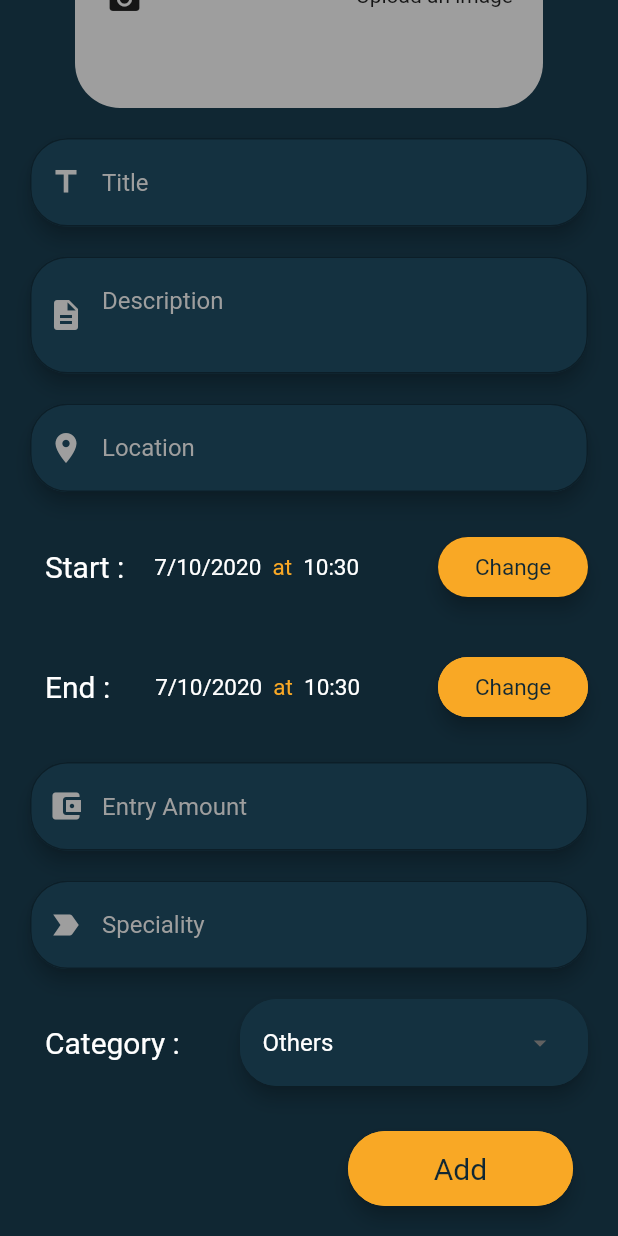
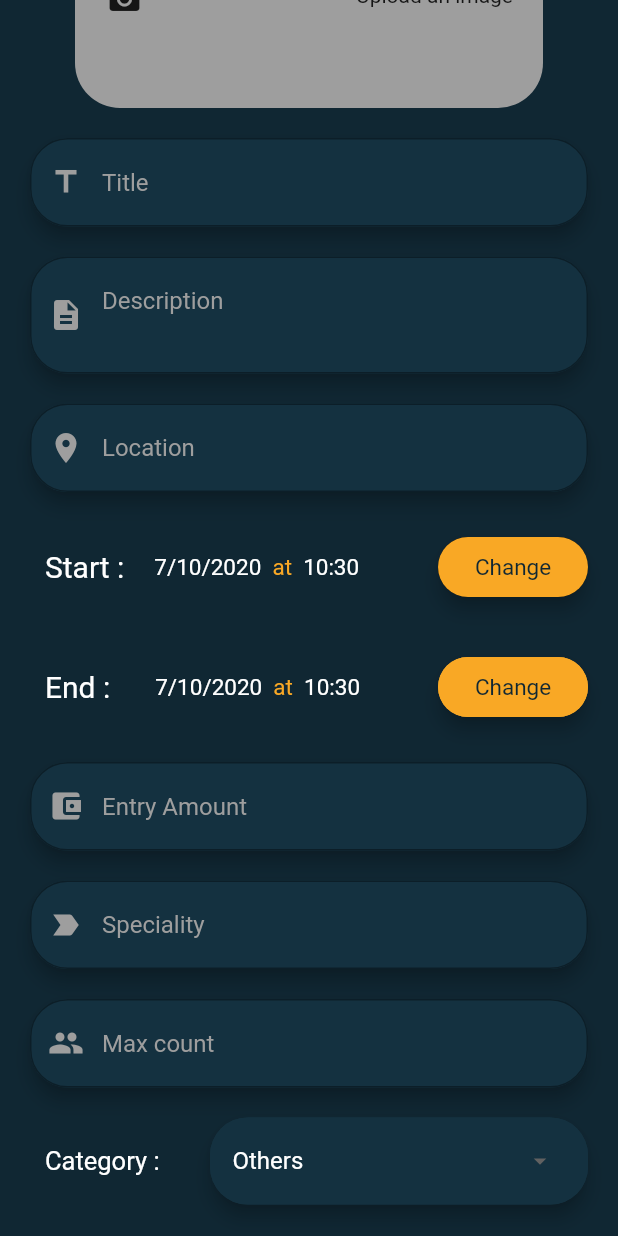
Before and after one commit to khushijashnani/Happenings, a Flutter app: the EventForm screen opened directly, scrolled down 163 dp, on a phone screen of 412 x 824 dp. Run offline on Flutter 3.47's test engine with Material 2 defaults, Android fonts, the phone set to English and light mode, and no system bars; our stand-ins replace auto_size_text, bottom_navy_bar, bubble_tab_indicator, charts_flutter, dotted_border, firebase_storage and 7 more; missing offline and left inert: firebase_ml_vision; accounts and stored records are empty.

Commit message:
Minor changes

```diff
--- a/Frontend/lib/eventform.dart
+++ b/Frontend/lib/eventform.dart
@@ -1,6 +1,7 @@
 import 'dart:convert';
 import 'dart:io';
 import 'package:firebase_storage/firebase_storage.dart';
+import 'package:flutter/services.dart';
 import 'package:fluttertoast/fluttertoast.dart';
 import 'package:google_fonts/google_fonts.dart';
 import 'package:http/http.dart' as http;
@@ -26,6 +27,7 @@ class _EventFormState extends State<EventForm> {
   TextEditingController title;
   TextEditingController desc;
   TextEditingController entryamount;
+  TextEditingController maxCount;
   DateTime startDate;
   DateTime endDate;
   TimeOfDay startTime;
@@ -48,6 +50,7 @@ class _EventFormState extends State<EventForm> {
       endDate = DateTime.now();
       title = TextEditingController();
       desc = TextEditingController();
+      maxCount = TextEditingController();
       location = TextEditingController();
       category = "Others";
       speciality = TextEditingController();
@@ -55,7 +58,7 @@ class _EventFormState extends State<EventForm> {
       startTime = TimeOfDay.now();
       endTime = TimeOfDay.now();
     } else {
-      print(widget.e.toJson());
+      print(widget.e.maxCount);
       startDate = widget.e.startDate;
       endDate = widget.e.endDate;
       title = TextEditingController(text: widget.e.title);
@@ -69,6 +72,7 @@ class _EventFormState extends State<EventForm> {
           hour: widget.e.startDate.hour, minute: widget.e.startDate.minute);
       endTime = TimeOfDay(
           hour: widget.e.endDate.hour, minute: widget.e.endDate.minute);
+      maxCount = TextEditingController(text: widget.e.maxCount.toString());
     }
   }
 
@@ -672,15 +676,54 @@ class _EventFormState extends State<EventForm> {
                                             TextStyle(color: Colors.grey)),
                                   )),
                             )),
+                        Padding(
+                            padding: const EdgeInsets.fromLTRB(20, 10, 20, 10),
+                            child: Material(
+                              borderRadius: new BorderRadius.circular(25.0),
+                              color: CARD,
+                              elevation: 5,
+                              shadowColor: Colors.black,
+                              child: Container(
+                                  decoration: BoxDecoration(
+                                    borderRadius:
+                                        new BorderRadius.circular(25.0),
+                                    color: CARD,
+                                  ),
+                                  child: TextFormField(
+                                    keyboardType: TextInputType.number,
+                                    maxLines: 1,
+                                    controller: maxCount,
+                                    validator: (value) {
+                                      if (value.isEmpty) {
+                                        return 'Please enter a max count for your event';
+                                      }
+                                      return null;
+                                    },
+                                    style: TextStyle(color: Colors.white),
+                                    decoration: InputDecoration(
+                                        prefixIcon: Icon(Icons.people,
+                                            color: Colors.grey),
+                                        border: new OutlineInputBorder(
+                                          borderRadius:
+                                              new BorderRadius.circular(25.0),
+                                        ),
+                                        labelStyle:
+                                            TextStyle(color: Colors.white),
+                                        //icon: Icon(Icons.title, color: Colors.white),
+                                        hintText: "Max count",
+                                        hintStyle:
+                                            TextStyle(color: Colors.grey)),
+                                  )),
+                            )),
                         Row(
                             mainAxisAlignment: MainAxisAlignment.center,
                             children: [
                               Container(
-                                width: 140,
+                                width: 120,
                                 padding: EdgeInsets.fromLTRB(30, 5, 10, 5),
                                 child: Text("Category :",
                                     style: TextStyle(
-                                        color: Colors.white, fontSize: 20)),
+                                        color: Colors.white, fontSize: 17)),
                               ),
                               Expanded(
                                   child: Padding(
@@ -714,12 +757,18 @@ class _EventFormState extends State<EventForm> {
                                               "Category",
                                             ),
                                             items: <String>[
-                                              'Technology',
+                                              'Health & Wellness',
+                                              'Photography',
+                                              'Cultural',
+                                              'Outdoor & Adventure',
+                                              'Tech',
                                               'Sports',
-                                              'Medical',
-                                              'Education',
-                                              'Concert',
-                                              'Others'
+                                              'Music & Arts',
+                                              'Social',
+                                              'Educational',
+                                              'Sci-fi & Games',
+                                              'Career & Business',
+                                              'Others',
                                             ].map<DropdownMenuItem<String>>(
                                                 (String value) {
                                               return DropdownMenuItem<String>(
@@ -822,6 +871,7 @@ class _EventFormState extends State<EventForm> {
             "image": imageUrl,
             "location": location.text,
             "speciality": speciality.text,
+            "max_count": int.parse(maxCount.text),
             "entry_amount": int.parse(entryamount.text),
             "org_id": widget.org_id
           };
@@ -928,6 +978,7 @@ class _EventFormState extends State<EventForm> {
     widget.e.startDate = startDate;
     widget.e.endDate = endDate;
     widget.e.category = category;
+    widget.e.maxCount = int.parse(maxCount.text);
     print(widget.e.category);
     print(widget.e.description);
     print(widget.e.endDate);
@@ -937,7 +988,8 @@ class _EventFormState extends State<EventForm> {
     print(widget.e.imageUrl);
     print(widget.e.location);
     print(widget.e.title);
-
+    print(widget.e.maxCount);
+    print(widget.e.currentCount);
     var data = widget.e.toJson();
     var id = data['id'];
     data.remove('id');
--- a/Frontend/lib/models/event.dart
+++ b/Frontend/lib/models/event.dart
@@ -2,13 +2,15 @@ class Event {
   String id;
   String title;
   String description;
-  int entryamount;  //rangeslider
+  int entryamount; //rangeslider
   DateTime startDate; //datetile
-  DateTime endDate;   //datetile
-  String category;  //checkbox
+  DateTime endDate; //datetile
+  String category; //checkbox
   String imageUrl;
   String location;
   String speciality;
+  int maxCount;
+  int currentCount;
 
   Event(
       {this.id,
@@ -20,6 +22,8 @@ class Event {
       this.imageUrl,
       this.location,
       this.speciality,
+      this.maxCount,
+      this.currentCount,
       this.title});
 
   factory Event.fromMap(Map doc) {
@@ -33,6 +37,8 @@ class Event {
         startDate: DateTime.parse(doc['start_date']),
         endDate: DateTime.parse(doc['end_date']),
         speciality: doc['speciality'],
+        maxCount: int.parse(doc['max_count']),
+        currentCount: int.parse(doc['current_count']),
         entryamount: int.parse(doc['entry_amount']));
   }
 
@@ -48,6 +54,8 @@ class Event {
     data['speciality'] = this.speciality;
     data['image'] = this.imageUrl;
     data['category'] = this.category;
+    data['max_count'] = this.maxCount;
+    data['current_count'] = this.currentCount;
     return data;
   }
 }
--- a/Frontend/lib/pages/AttendeeHomeScreen.dart
+++ b/Frontend/lib/pages/AttendeeHomeScreen.dart
@@ -40,7 +40,7 @@ class _AttendeeHomeScreenState extends State<AttendeeHomeScreen> {
         for (Map l in data) {
           allEvents.add(Event.fromMap(l));
         }
-        print(allEvents[0].toJson());
+       // print(allEvents[0].toJson());
       });
     } else {
       print(response.body);
--- a/Frontend/lib/pages/EventDetailPageOrganiser.dart
+++ b/Frontend/lib/pages/EventDetailPageOrganiser.dart
@@ -269,12 +269,13 @@ class _EventDetailPageOrganiserState extends State<EventDetailPageOrganiser> {
           //   width: 10,
           // ),
           Container(
+            width: screenWidth * 0.5,
             alignment: Alignment.centerLeft,
-            padding: EdgeInsets.fromLTRB(20, 15, 30, 15),
+            padding: EdgeInsets.fromLTRB(20, 15, 15, 15),
             child: AutoSizeText(
               widget.event.location,
               style: TextStyle(color: Colors.white),
-              maxLines: 2,
+              maxLines: 4,
             ),
           ),
           Expanded(
--- a/Frontend/lib/pages/MyEvents.dart
+++ b/Frontend/lib/pages/MyEvents.dart
@@ -34,7 +34,7 @@ class _EventsListState extends State<EventsList> {
       for (Map l in data) {
         list.add(Event.fromMap(l));
       }
-      print(list[0].toJson());
+      print(list[1].toJson());
     } else {
       print(response.body);
     }
@@ -66,6 +66,7 @@ class _EventsListState extends State<EventsList> {
                 MaterialPageRoute(
                   builder: (context) => EventDetailPageOrganiser(
                     event: e,
+                    type: ORGANISATION,
                   ),
                 ));
           },
--- a/login.txt
+++ b/login.txt
@@ -1,7 +1,7 @@
 TYPE    Username   Password
 O       zomato      zomato
-A       khushijashnani  Khushi@123
-A       priyav       Priyav@123
+A       khushi Khushi@123
+
 
 Categories :
 Health & Wellness
```
Also changed, not shown: Frontend/lib/data/data.dart (+3 -9 lines), Frontend/lib/pages/AttendeeProfile.dart (+68 -55 lines), Frontend/lib/pages/filterPage.dart (+43 -23 lines).
